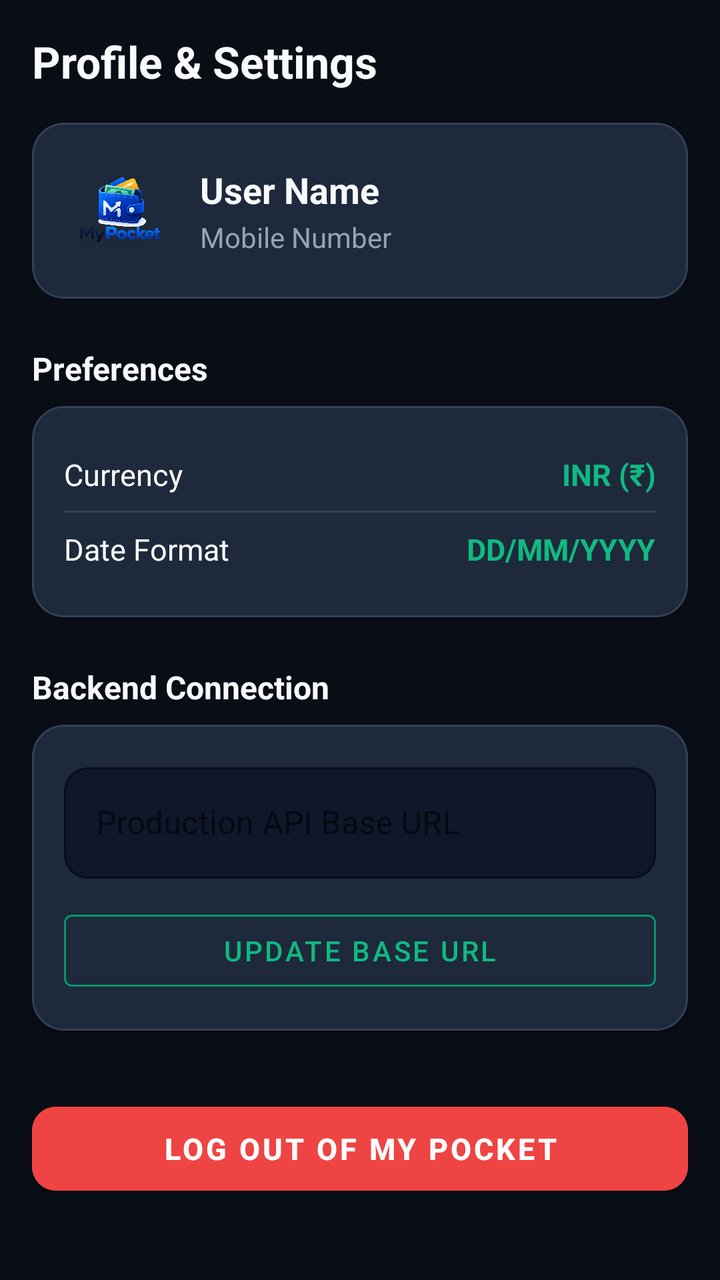
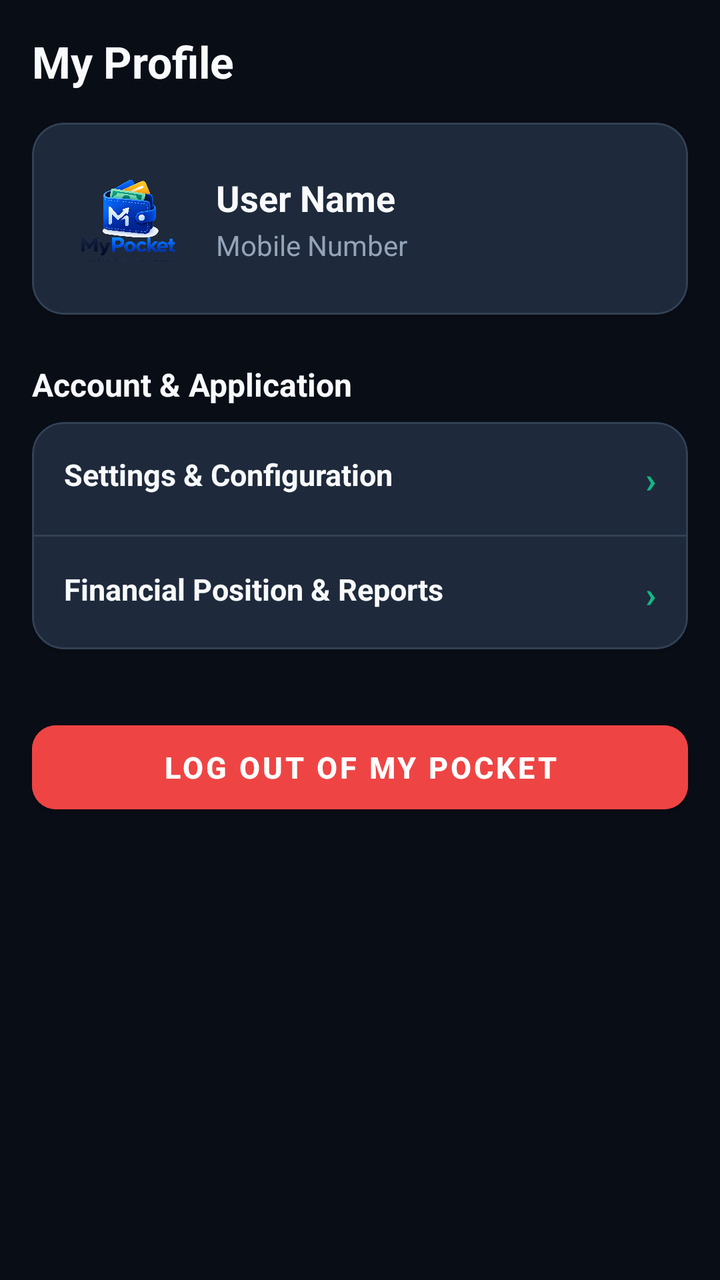

The first picture is an Android layout as it rendered before a commit; the second is the same layout after the commit. The layout source and the unified diff follow.
<!-- AndroidManifest.xml: application theme Theme.MyPocket -->
<!-- res/layout/fragment_profile.xml -->
<?xml version="1.0" encoding="utf-8"?>
<ScrollView xmlns:android="http://schemas.android.com/apk/res/android"
    xmlns:app="http://schemas.android.com/apk/res-auto"
    android:layout_width="match_parent"
    android:layout_height="match_parent"
    android:background="@color/bg_page"
    android:fillViewport="true">

    <LinearLayout
        android:layout_width="match_parent"
        android:layout_height="wrap_content"
        android:orientation="vertical"
        android:padding="16dp">

        <TextView
            android:layout_width="wrap_content"
            android:layout_height="wrap_content"
            android:text="Profile &amp; Settings"
            android:textColor="@color/text_primary"
            android:textSize="22sp"
            android:textStyle="bold" />

        
        <com.google.android.material.card.MaterialCardView
            android:layout_width="match_parent"
            android:layout_height="wrap_content"
            android:layout_marginTop="16dp"
            app:cardBackgroundColor="@color/card_bg"
            app:cardCornerRadius="16dp"
            app:cardElevation="2dp"
            app:strokeColor="@color/card_border"
            app:strokeWidth="1dp">

            <LinearLayout
                android:layout_width="match_parent"
                android:layout_height="wrap_content"
                android:gravity="center_vertical"
                android:orientation="horizontal"
                android:padding="20dp">

                <ImageView
                    android:layout_width="48dp"
                    android:layout_height="48dp"
                    android:contentDescription="User Avatar"
                    android:src="@drawable/logo" />

                <LinearLayout
                    android:layout_width="wrap_content"
                    android:layout_height="wrap_content"
                    android:layout_marginStart="16dp"
                    android:orientation="vertical">

                    <TextView
                        android:id="@+id/tv_name"
                        android:layout_width="wrap_content"
                        android:layout_height="wrap_content"
                        android:text="User Name"
                        android:textColor="@color/text_primary"
                        android:textSize="18sp"
                        android:textStyle="bold" />

                    <TextView
                        android:id="@+id/tv_mobile"
                        android:layout_width="wrap_content"
                        android:layout_height="wrap_content"
                        android:layout_marginTop="2dp"
                        android:text="Mobile Number"
                        android:textColor="@color/text_secondary"
                        android:textSize="14sp" />
                </LinearLayout>
            </LinearLayout>
        </com.google.android.material.card.MaterialCardView>

        
        <TextView
            android:layout_width="wrap_content"
            android:layout_height="wrap_content"
            android:layout_marginTop="24dp"
            android:text="Preferences"
            android:textColor="@color/text_primary"
            android:textSize="16sp"
            android:textStyle="bold" />

        <com.google.android.material.card.MaterialCardView
            android:layout_width="match_parent"
            android:layout_height="wrap_content"
            android:layout_marginTop="8dp"
            app:cardBackgroundColor="@color/card_bg"
            app:cardCornerRadius="16dp"
            app:cardElevation="2dp"
            app:strokeColor="@color/card_border"
            app:strokeWidth="1dp">

            <LinearLayout
                android:layout_width="match_parent"
                android:layout_height="wrap_content"
                android:orientation="vertical"
                android:padding="16dp">

                <RelativeLayout
                    android:layout_width="match_parent"
                    android:layout_height="wrap_content"
                    android:paddingVertical="8dp">

                    <TextView
                        android:layout_width="wrap_content"
                        android:layout_height="wrap_content"
                        android:text="Currency"
                        android:textColor="@color/text_primary"
                        android:textSize="15sp" />

                    <TextView
                        android:layout_width="wrap_content"
                        android:layout_height="wrap_content"
                        android:layout_alignParentEnd="true"
                        android:text="INR (₹)"
                        android:textColor="@color/primary_light"
                        android:textSize="15sp"
                        android:textStyle="bold" />
                </RelativeLayout>

                <View
                    android:layout_width="match_parent"
                    android:layout_height="1dp"
                    android:background="@color/card_border" />

                <RelativeLayout
                    android:layout_width="match_parent"
                    android:layout_height="wrap_content"
                    android:paddingVertical="8dp">

                    <TextView
                        android:layout_width="wrap_content"
                        android:layout_height="wrap_content"
                        android:text="Date Format"
                        android:textColor="@color/text_primary"
                        android:textSize="15sp" />

                    <TextView
                        android:layout_width="wrap_content"
                        android:layout_height="wrap_content"
                        android:layout_alignParentEnd="true"
                        android:text="DD/MM/YYYY"
                        android:textColor="@color/primary_light"
                        android:textSize="15sp"
                        android:textStyle="bold" />
                </RelativeLayout>
            </LinearLayout>
        </com.google.android.material.card.MaterialCardView>

        
        <TextView
            android:layout_width="wrap_content"
            android:layout_height="wrap_content"
            android:layout_marginTop="24dp"
            android:text="Backend Connection"
            android:textColor="@color/text_primary"
            android:textSize="16sp"
            android:textStyle="bold" />

        <com.google.android.material.card.MaterialCardView
            android:layout_width="match_parent"
            android:layout_height="wrap_content"
            android:layout_marginTop="8dp"
            app:cardBackgroundColor="@color/card_bg"
            app:cardCornerRadius="16dp"
            app:cardElevation="2dp"
            app:strokeColor="@color/card_border"
            app:strokeWidth="1dp">

            <LinearLayout
                android:layout_width="match_parent"
                android:layout_height="wrap_content"
                android:orientation="vertical"
                android:padding="16dp">

                <com.google.android.material.textfield.TextInputLayout
                    style="@style/Widget.MaterialComponents.TextInputLayout.OutlinedBox"
                    android:layout_width="match_parent"
                    android:layout_height="wrap_content"
                    android:hint="Production API Base URL"
                    app:boxBackgroundColor="@color/input_bg"
                    app:boxCornerRadiusBottomEnd="12dp"
                    app:boxCornerRadiusBottomStart="12dp"
                    app:boxCornerRadiusTopEnd="12dp"
                    app:boxCornerRadiusTopStart="12dp"
                    app:boxStrokeColor="@color/primary"
                    app:hintTextColor="@color/primary">

                    <com.google.android.material.textfield.TextInputEditText
                        android:id="@+id/et_base_url"
                        android:layout_width="match_parent"
                        android:layout_height="wrap_content"
                        android:inputType="textUri"
                        android:textColor="@color/text_primary" />
                </com.google.android.material.textfield.TextInputLayout>

                <com.google.android.material.button.MaterialButton
                    android:id="@+id/btn_save_url"
                    style="@style/Widget.MaterialComponents.Button.OutlinedButton"
                    android:layout_width="match_parent"
                    android:layout_height="48dp"
                    android:layout_marginTop="12dp"
                    android:text="Update Base URL"
                    android:textColor="@color/primary_light"
                    app:strokeColor="@color/primary" />
            </LinearLayout>
        </com.google.android.material.card.MaterialCardView>

        
        <com.google.android.material.button.MaterialButton
            android:id="@+id/btn_logout"
            android:layout_width="match_parent"
            android:layout_height="54dp"
            android:layout_marginTop="32dp"
            android:backgroundTint="@color/expense_red"
            android:text="Log Out of My Pocket"
            android:textColor="@color/white"
            android:textSize="15sp"
            android:textStyle="bold"
            app:cornerRadius="12dp" />

    </LinearLayout>
</ScrollView>
<!-- resources referenced by this layout -->
<resources>
  <color name="bg_page">#090D16</color>
  <color name="card_bg">#1E293B</color>
  <color name="card_border">#334155</color>
  <color name="expense_red">#EF4444</color>
  <color name="input_bg">#0F172A</color>
  <color name="primary">#059669</color>
  <color name="primary_light">#10B981</color>
  <color name="text_primary">#F8FAFC</color>
  <color name="text_secondary">#94A3B8</color>
  <color name="white">#FFFFFFFF</color>
  <!-- drawable logo: png bitmap (drawable, 666474 bytes) -->
  <style name="Theme.MyPocket" parent="Theme.MaterialComponents.DayNight.NoActionBar">
          <item name="colorPrimary">@color/primary</item>
          <item name="colorPrimaryVariant">@color/primary_dark</item>
          <item name="colorOnPrimary">@color/white</item>
          <item name="colorSecondary">@color/accent</item>
          <item name="colorSecondaryVariant">@color/primary_light</item>
          <item name="colorOnSecondary">@color/white</item>
          <item name="android:statusBarColor">@color/bg_page</item>
          <item name="android:navigationBarColor">@color/bg_page</item>
          <item name="android:windowBackground">@color/bg_page</item>
          <item name="android:textColorPrimary">@color/text_primary</item>
          <item name="android:textColorSecondary">@color/text_secondary</item>
      </style>
  <color name="primary_dark">#047857</color>
  <color name="accent">#34D399</color>
</resources>

<!-- the commit's change to res/layout/fragment_profile.xml (unified diff, before → after) -->
@@ -15,7 +15,7 @@
         <TextView
             android:layout_width="wrap_content"
             android:layout_height="wrap_content"
-            android:text="Profile &amp; Settings"
+            android:text="My Profile"
             android:textColor="@color/text_primary"
             android:textSize="22sp"
             android:textStyle="bold" />
@@ -39,9 +39,9 @@
                 android:padding="20dp">
 
                 <ImageView
-                    android:layout_width="48dp"
-                    android:layout_height="48dp"
-                    android:contentDescription="User Avatar"
+                    android:layout_width="56dp"
+                    android:layout_height="56dp"
+                    android:contentDescription="My Pocket Logo"
                     android:src="@drawable/logo" />
 
                 <LinearLayout
@@ -76,7 +76,7 @@
             android:layout_width="wrap_content"
             android:layout_height="wrap_content"
             android:layout_marginTop="24dp"
-            android:text="Preferences"
+            android:text="Account &amp; Application"
             android:textColor="@color/text_primary"
             android:textSize="16sp"
             android:textStyle="bold" />
@@ -94,28 +94,30 @@
             <LinearLayout
                 android:layout_width="match_parent"
                 android:layout_height="wrap_content"
-                android:orientation="vertical"
-                android:padding="16dp">
+                android:orientation="vertical">
 
                 <RelativeLayout
+                    android:id="@+id/btn_open_settings"
                     android:layout_width="match_parent"
                     android:layout_height="wrap_content"
-                    android:paddingVertical="8dp">
+                    android:background="?attr/selectableItemBackground"
+                    android:padding="16dp">
 
                     <TextView
                         android:layout_width="wrap_content"
                         android:layout_height="wrap_content"
-                        android:text="Currency"
+                        android:text="Settings &amp; Configuration"
                         android:textColor="@color/text_primary"
-                        android:textSize="15sp" />
+                        android:textSize="15sp"
+                        android:textStyle="bold" />
 
                     <TextView
                         android:layout_width="wrap_content"
                         android:layout_height="wrap_content"
                         android:layout_alignParentEnd="true"
-                        android:text="INR (₹)"
+                        android:text="›"
                         android:textColor="@color/primary_light"
-                        android:textSize="15sp"
+                        android:textSize="18sp"
                         android:textStyle="bold" />
                 </RelativeLayout>
 
@@ -125,85 +127,30 @@
                     android:background="@color/card_border" />
 
                 <RelativeLayout
+                    android:id="@+id/btn_open_reports"
                     android:layout_width="match_parent"
                     android:layout_height="wrap_content"
-                    android:paddingVertical="8dp">
+                    android:background="?attr/selectableItemBackground"
+                    android:padding="16dp">
 
                     <TextView
                         android:layout_width="wrap_content"
                         android:layout_height="wrap_content"
-                        android:text="Date Format"
+                        android:text="Financial Position &amp; Reports"
                         android:textColor="@color/text_primary"
-                        android:textSize="15sp" />
+                        android:textSize="15sp"
+                        android:textStyle="bold" />
 
                     <TextView
                         android:layout_width="wrap_content"
                         android:layout_height="wrap_content"
                         android:layout_alignParentEnd="true"
-                        android:text="DD/MM/YYYY"
+                        android:text="›"
                         android:textColor="@color/primary_light"
-                        android:textSize="15sp"
+                        android:textSize="18sp"
                         android:textStyle="bold" />
                 </RelativeLayout>
-            </LinearLayout>
-        </com.google.android.material.card.MaterialCardView>
 
-        
-        <TextView
-            android:layout_width="wrap_content"
-            android:layout_height="wrap_content"
-            android:layout_marginTop="24dp"
-            android:text="Backend Connection"
-            android:textColor="@color/text_primary"
-            android:textSize="16sp"
-            android:textStyle="bold" />
-
-        <com.google.android.material.card.MaterialCardView
-            android:layout_width="match_parent"
-            android:layout_height="wrap_content"
-            android:layout_marginTop="8dp"
-            app:cardBackgroundColor="@color/card_bg"
-            app:cardCornerRadius="16dp"
-            app:cardElevation="2dp"
-            app:strokeColor="@color/card_border"
-            app:strokeWidth="1dp">
-
-            <LinearLayout
-                android:layout_width="match_parent"
-                android:layout_height="wrap_content"
-                android:orientation="vertical"
-                android:padding="16dp">
-
-                <com.google.android.material.textfield.TextInputLayout
-                    style="@style/Widget.MaterialComponents.TextInputLayout.OutlinedBox"
-                    android:layout_width="match_parent"
-                    android:layout_height="wrap_content"
-                    android:hint="Production API Base URL"
-                    app:boxBackgroundColor="@color/input_bg"
-                    app:boxCornerRadiusBottomEnd="12dp"
-                    app:boxCornerRadiusBottomStart="12dp"
-                    app:boxCornerRadiusTopEnd="12dp"
-                    app:boxCornerRadiusTopStart="12dp"
-                    app:boxStrokeColor="@color/primary"
-                    app:hintTextColor="@color/primary">
-
-                    <com.google.android.material.textfield.TextInputEditText
-                        android:id="@+id/et_base_url"
-                        android:layout_width="match_parent"
-                        android:layout_height="wrap_content"
-                        android:inputType="textUri"
-                        android:textColor="@color/text_primary" />
-                </com.google.android.material.textfield.TextInputLayout>
-
-                <com.google.android.material.button.MaterialButton
-                    android:id="@+id/btn_save_url"
-                    style="@style/Widget.MaterialComponents.Button.OutlinedButton"
-                    android:layout_width="match_parent"
-                    android:layout_height="48dp"
-                    android:layout_marginTop="12dp"
-                    android:text="Update Base URL"
-                    android:textColor="@color/primary_light"
-                    app:strokeColor="@color/primary" />
             </LinearLayout>
         </com.google.android.material.card.MaterialCardView>
 
<!-- resource entries referenced after the edit -->
@@ -4,8 +4,6 @@
   <color name="card_bg">#1E293B</color>
   <color name="card_border">#334155</color>
   <color name="expense_red">#EF4444</color>
-  <color name="input_bg">#0F172A</color>
-  <color name="primary">#059669</color>
   <color name="primary_light">#10B981</color>
   <color name="text_primary">#F8FAFC</color>
   <color name="text_secondary">#94A3B8</color>
@@ -24,6 +22,7 @@
           <item name="android:textColorPrimary">@color/text_primary</item>
           <item name="android:textColorSecondary">@color/text_secondary</item>
       </style>
+  <color name="primary">#059669</color>
   <color name="primary_dark">#047857</color>
   <color name="accent">#34D399</color>
 </resources>
